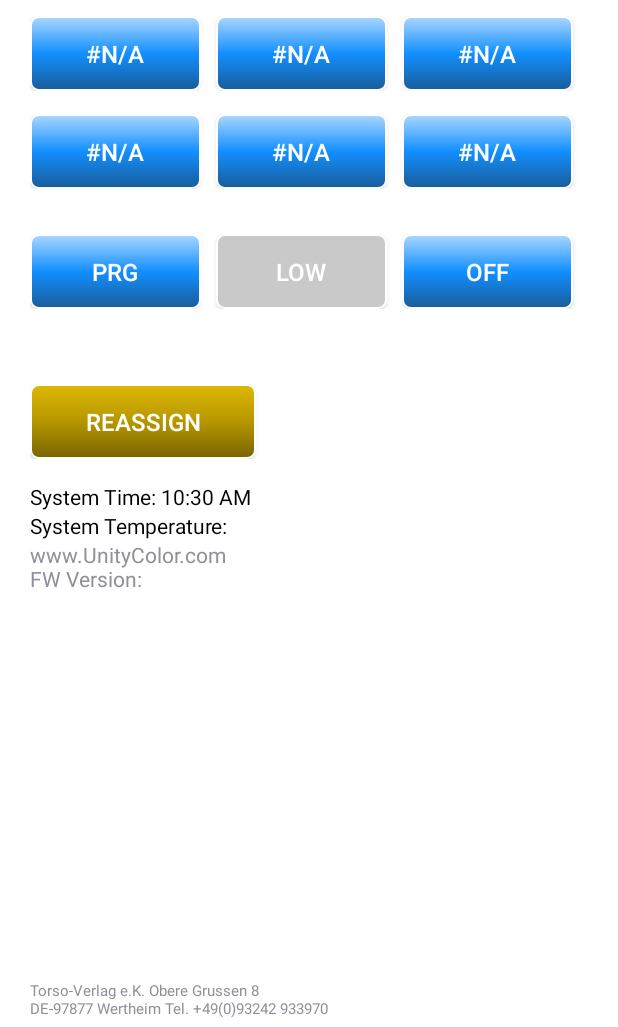
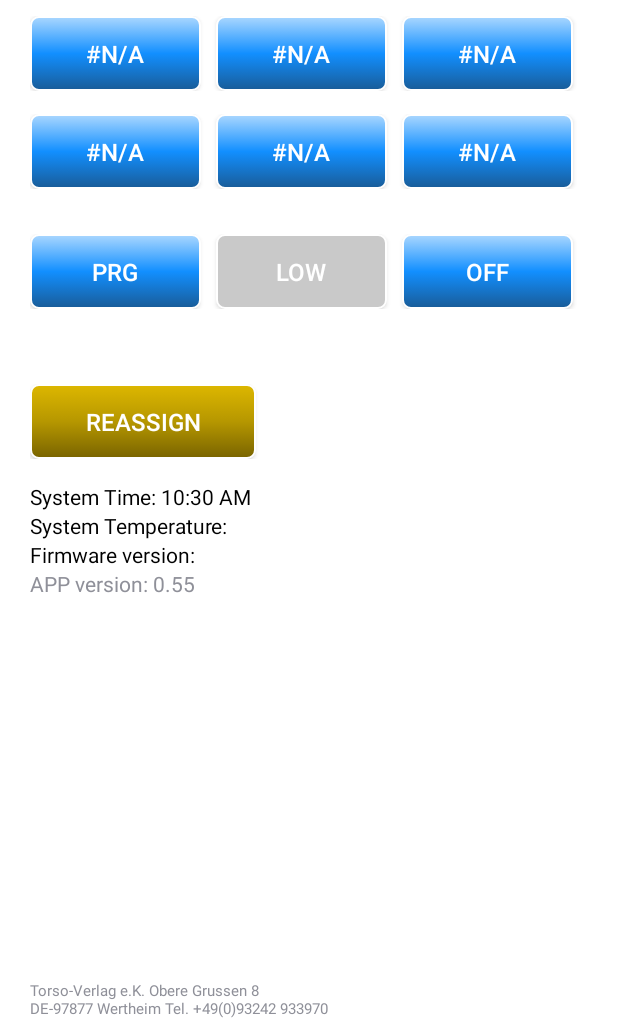
Before and after one commit to maurycyszpak/LED2match, an Android app: the screen it shows after launch (TRSDigitalPanel), on a phone screen of 412 x 824 dp, the part 209-1236 px from its top. Run offline under Robolectric (Android 15) with nearby library versions, the phone set to English and light mode, and no system bars; 2 statements that could not run were skipped.

Commit message:
defects D067 and D070 fixed

```diff
--- a/src/main/java/com/kiand/LED2match/BtCOMMsService.java
+++ b/src/main/java/com/kiand/LED2match/BtCOMMsService.java
@@ -258,7 +258,7 @@ public class BtCOMMsService extends Service {
 
                 spsEditor.putString("JSON", sTemp);
                 spsEditor.putLong("timestamp", lMillisEpoch);
-                spsEditor.apply();
+                spsEditor.commit();
                 //makeToast("Data from controller refreshed.\nTimestamp: " + String.valueOf(timestamp).substring(0, String.valueOf()));
                 makeToast("Data from controller refreshed.\nTimestamp: " + sdf.format(timestamp));
                 SystemClock.sleep(100);
@@ -287,6 +287,9 @@ public class BtCOMMsService extends Service {
                 }
                 spEditorPresets.apply();
                 Log.d (TAG, SHAREDPREFS_PRESETS +" file populated");
+                Intent intent = new Intent("controller_data_refreshed_event");
+                LocalBroadcastManager.getInstance(this).sendBroadcast(intent);
+
 
                 //Also populate unit name
                 String sUnitName = json_analyst.getJSONValue("unit_name");
--- a/src/main/java/com/kiand/LED2match/TRSDigitalPanel.java
+++ b/src/main/java/com/kiand/LED2match/TRSDigitalPanel.java
@@ -161,6 +161,13 @@ public class TRSDigitalPanel extends Activity {
                 }
                 switchButtonON(Integer.valueOf(index));
                 //Log.d(TAG, "Button: " + index + " highlighted");
+            } else if (intent.getAction().equals("controller_data_refreshed_event")) {
+                SharedPreferences spFile = getSharedPreferences(SHAREDPREFS_CONTROLLER_FILEIMAGE, 0);
+                JSON_analyst json_analyst = new JSON_analyst(spFile);
+                String sFWVersion = json_analyst.getJSONValue("firmware_version");
+                TextView tv_firmware_version = findViewById(R.id.fw_version);
+                tv_firmware_version.setText(sFWVersion);
+                //makeToast("fw_version intent received");
             } else if (intent.getAction().equals("button_highlight_extra")) {
                 String name = intent.getStringExtra("button_name");
                 //Log.d(TAG, "Got additional button to highlight: " + name);
@@ -205,6 +212,7 @@ public class TRSDigitalPanel extends Activity {
 
         IntentFilter filter = new IntentFilter();
         filter.addAction("temperature_reading_event");
+        filter.addAction("controller_data_refreshed_event");
         filter.addAction("button_highlight_event");
         filter.addAction("button_highlight_extra");
 
@@ -268,12 +276,21 @@ public class TRSDigitalPanel extends Activity {
             }
         }
 
-        SharedPreferences spFile = getSharedPreferences(SHAREDPREFS_CONTROLLER_FILEIMAGE, 0);
+
+        Float versionName = BuildConfig.VERSION_CODE / 1000.0f;
+        TextView tvInfoBox = findViewById(R.id.infobox);
+        String version_line = "APP version: " + versionName;
+        tvInfoBox.setText(version_line);
+
+        /*SharedPreferences spFile = getSharedPreferences(SHAREDPREFS_CONTROLLER_FILEIMAGE, 0);
         JSON_analyst json_analyst = new JSON_analyst(spFile);
         String sFWVersion = json_analyst.getJSONValue("firmware_version");
         TextView tvInfoBox = findViewById(R.id.infobox);
         String version_line = "FW Version: " + sFWVersion;
         tvInfoBox.setText(getString(R.string.system_footer) + "\n" + version_line);
+
+        TextView tv_firmware_version = findViewById(R.id.fw_version);
+        tv_firmware_version.setText(sFWVersion);*/
 
         // add check if ANY key exists!!!
 
--- a/src/main/res/layout/trs_digital_panel.xml
+++ b/src/main/res/layout/trs_digital_panel.xml
@@ -343,7 +343,8 @@
                 android:layout_width="match_parent"
                 android:layout_height="wrap_content"
                 android:layout_below="@+id/lLayout4"
-                android:orientation="horizontal">
+                android:orientation="horizontal"
+                android:id="@+id/lLayout5">
 
 
                 <TextView
@@ -356,6 +357,28 @@
                     android:layout_width="match_parent"
                     android:layout_height="wrap_content"
                     android:id="@+id/temperature_textview"
+                    android:text=""
+                    android:textColor="@color/black"
+                    />
+            </LinearLayout>
+
+            <LinearLayout
+                android:layout_width="match_parent"
+                android:layout_height="wrap_content"
+                android:layout_below="@+id/lLayout4"
+                android:orientation="horizontal">
+
+
+                <TextView
+                    android:layout_width="wrap_content"
+                    android:layout_height="wrap_content"
+                    android:text="Firmware version: "
+                    android:textColor="@color/black"
+                    />
+                <TextView
+                    android:layout_width="match_parent"
+                    android:layout_height="wrap_content"
+                    android:id="@+id/fw_version"
                     android:text=""
                     android:textColor="@color/black"
                     />
```
Also changed, not shown: src/main/java/com/kiand/LED2match/TRSSequence.java (+6 -6 lines).
